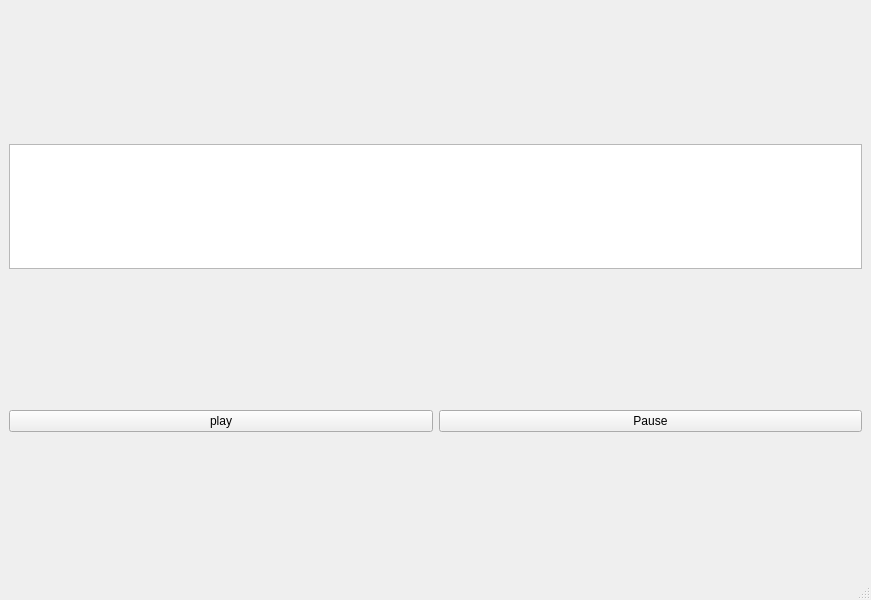
Qt form pyflickerlight/lightshow_editor.ui (cwoodall/flicker-lights) before a commit.
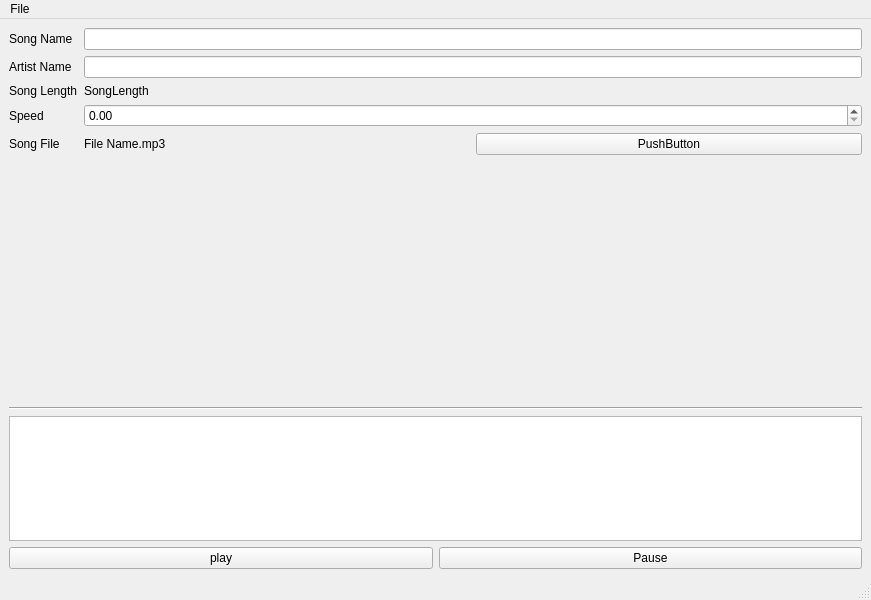
The same form after that commit. Custom widgets are drawn as their Qt base class.

Commit message: Updated lightshow_editor.ui and removed _gui file. Now loads from .ui resource file directly

```diff
--- a/pyflickerlight/lightshow_editor.ui
+++ b/pyflickerlight/lightshow_editor.ui
@@ -15,6 +15,89 @@
   </property>
   <widget class="QWidget" name="centralwidget">
    <layout class="QVBoxLayout" name="verticalLayout_3">
+    <item>
+     <layout class="QFormLayout" name="formLayout">
+      <property name="fieldGrowthPolicy">
+       <enum>QFormLayout::AllNonFixedFieldsGrow</enum>
+      </property>
+      <item row="0" column="0">
+       <widget class="QLabel" name="label">
+        <property name="text">
+         <string>Song Name</string>
+        </property>
+       </widget>
+      </item>
+      <item row="0" column="1">
+       <widget class="QLineEdit" name="lineEdit"/>
+      </item>
+      <item row="1" column="0">
+       <widget class="QLabel" name="label_2">
+        <property name="text">
+         <string>Artist Name</string>
+        </property>
+       </widget>
+      </item>
+      <item row="1" column="1">
+       <widget class="QLineEdit" name="lineEdit_2"/>
+      </item>
+      <item row="2" column="0">
+       <widget class="QLabel" name="label_3">
+        <property name="text">
+         <string>Song Length</string>
+        </property>
+       </widget>
+      </item>
+      <item row="3" column="0">
+       <widget class="QLabel" name="label_4">
+        <property name="text">
+         <string>Speed</string>
+        </property>
+       </widget>
+      </item>
+      <item row="3" column="1">
+       <widget class="QDoubleSpinBox" name="speedDoubleSpinBox"/>
+      </item>
+      <item row="4" column="0">
+       <widget class="QLabel" name="label_6">
+        <property name="text">
+         <string>Song File</string>
+        </property>
+       </widget>
+      </item>
+      <item row="4" column="1">
+       <layout class="QHBoxLayout" name="horizontalLayout_3">
+        <item>
+         <widget class="QLabel" name="label_7">
+          <property name="text">
+           <string>File Name.mp3</string>
+          </property>
+         </widget>
+        </item>
+        <item>
+         <widget class="QPushButton" name="pushButton">
+          <property name="text">
+           <string>PushButton</string>
+          </property>
+         </widget>
+        </item>
+       </layout>
+      </item>
+      <item row="2" column="1">
+       <widget class="QLabel" name="label_5">
+        <property name="text">
+         <string>SongLength</string>
+        </property>
+       </widget>
+      </item>
+     </layout>
+    </item>
+    <item>
+     <widget class="Line" name="line">
+      <property name="orientation">
+       <enum>Qt::Horizontal</enum>
+      </property>
+     </widget>
+    </item>
     <item>
      <layout class="QVBoxLayout" name="verticalLayout_2">
       <item>
@@ -79,6 +162,16 @@
      <height>25</height>
     </rect>
    </property>
+   <widget class="QMenu" name="menuFile">
+    <property name="title">
+     <string>File</string>
+    </property>
+    <addaction name="actionLoad"/>
+    <addaction name="actionSave"/>
+    <addaction name="separator"/>
+    <addaction name="actionQuit"/>
+   </widget>
+   <addaction name="menuFile"/>
   </widget>
   <widget class="QStatusBar" name="statusbar"/>
  </widget>
```
Left out of the diff: 15 changed lines with no effect on the pictures. The commit also changes 2 other files.
